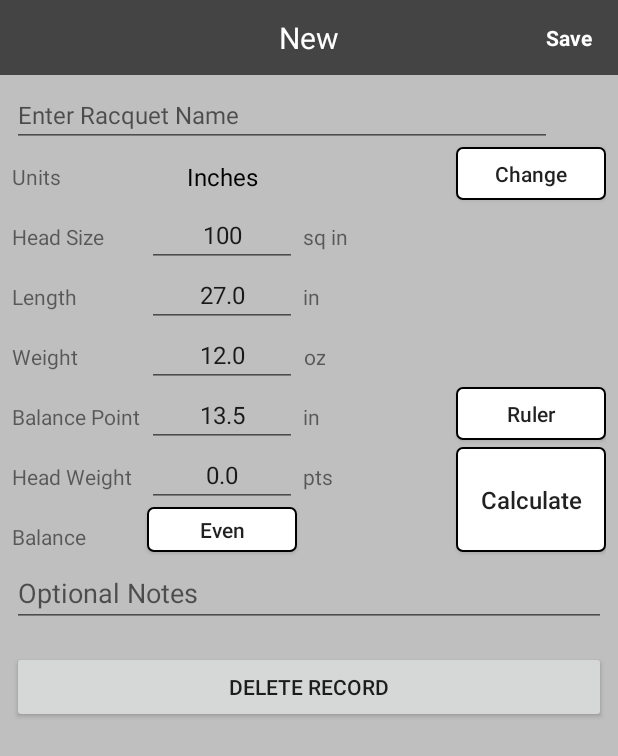
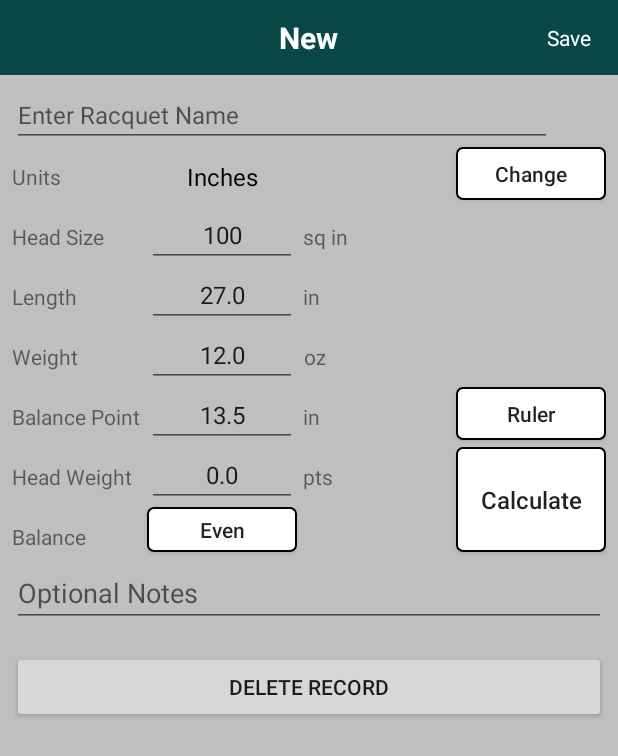
Before and after one commit to jaykallen/Racquet3, an Android app: the DetailFragment screen opened through its navigation route, on a phone screen of 412 x 824 dp. Shown: the top 756 px of the screen. Run offline under Robolectric (Android 15) with nearby library versions, the phone set to English and light mode, and no system bars; our stand-ins replace Room's generated code.

Commit message:
Played with Main Colors

```diff
--- a/app/src/main/res/layout/content_detail_toolbar.xml
+++ b/app/src/main/res/layout/content_detail_toolbar.xml
@@ -2,7 +2,7 @@
 <RelativeLayout xmlns:android="http://schemas.android.com/apk/res/android"
     xmlns:app="http://schemas.android.com/apk/res-auto"
     android:layout_width="match_parent"
-    android:background="@color/colorDarkGray"
+    android:background="@color/colorWilsonDarkGreenLid"
     android:layout_height="50dp">
 
     <TextView
@@ -13,6 +13,7 @@
         android:ellipsize="end"
         android:gravity="center"
         android:lines="1"
+        android:textStyle="bold"
         android:text="Update"
         android:textColor="@android:color/white"
         android:textSize="20sp" />
@@ -28,7 +29,6 @@
         android:maxLines="1"
         android:text="Save"
         android:textColor="#FFF"
-        android:textSize="14sp"
-        android:textStyle="bold" />
+        android:textSize="14sp" />
 
 </RelativeLayout>
--- a/app/src/main/res/layout/content_info_toolbar.xml
+++ b/app/src/main/res/layout/content_info_toolbar.xml
@@ -2,7 +2,7 @@
 <RelativeLayout xmlns:android="http://schemas.android.com/apk/res/android"
     xmlns:app="http://schemas.android.com/apk/res-auto"
     android:layout_width="match_parent"
-    android:background="@color/colorDarkGray"
+    android:background="@color/colorWilsonDarkGreenLid"
     android:layout_height="50dp">
 
     <TextView
@@ -14,6 +14,7 @@
         android:gravity="center"
         android:lines="1"
         android:text="Edit"
+        android:textStyle="bold"
         android:textColor="@android:color/white"
         android:textSize="20sp" />
 
--- a/app/src/main/res/layout/content_main_toolbar.xml
+++ b/app/src/main/res/layout/content_main_toolbar.xml
@@ -2,7 +2,7 @@
 <RelativeLayout xmlns:android="http://schemas.android.com/apk/res/android"
     xmlns:app="http://schemas.android.com/apk/res-auto"
     android:layout_width="match_parent"
-    android:background="@color/colorDarkGray"
+    android:background="@color/colorWilsonDarkGreenLid"
     android:layout_height="50dp">
 
     <TextView
@@ -13,6 +13,7 @@
         android:ellipsize="end"
         android:gravity="center"
         android:lines="1"
+        android:textStyle="bold"
         android:text="Edit"
         android:textColor="@android:color/white"
         android:textSize="20sp" />
--- a/app/src/main/res/layout/fragment_home.xml
+++ b/app/src/main/res/layout/fragment_home.xml
@@ -12,7 +12,7 @@
     <androidx.constraintlayout.widget.ConstraintLayout
         android:layout_width="match_parent"
         android:layout_height="match_parent"
-        android:background="@color/colorBackgroundGray"
+        android:background="@color/colorWilsonYellowCan"
         tools:context=".LoginFragment">
 
         <include
--- a/app/src/main/res/values/colors.xml
+++ b/app/src/main/res/values/colors.xml
@@ -4,8 +4,10 @@
     <color name="colorPrimaryDark">#00574B</color>
     <color name="colorAccent">#D81B60</color>
     <color name="colorRed">#FF4040</color>
+    <color name="colorWilsonRedCan">#C71717</color>
     <color name="colorWhite">#FFFFFF</color>
     <color name="colorYellow">#fcf409</color>
+    <color name="colorWilsonYellowCan">#fcf489</color>
     <color name="colorBallGreen">#C9F364</color>
     <color name="colorLightBallGreen">#F9F3C4</color>
     <color name="colorGreen">#35a337</color>
@@ -14,6 +16,8 @@
     <color name="colorCourtGreen">#5E965B</color>
     <color name="colorDarkCourtGreen">#3e663b</color>
     <color name="colorDarkerCourtGreen">#1e361b</color>
+    <color name="colorWilsonGreenLid">#236C65</color>
+    <color name="colorWilsonDarkGreenLid">#084847</color>
     <color name="colorButtonGray">#d7d7d7</color>
     <color name="colorBackgroundGray">#bfbfc0</color>
     <color name="colorMediumGray">#888888</color>
```
